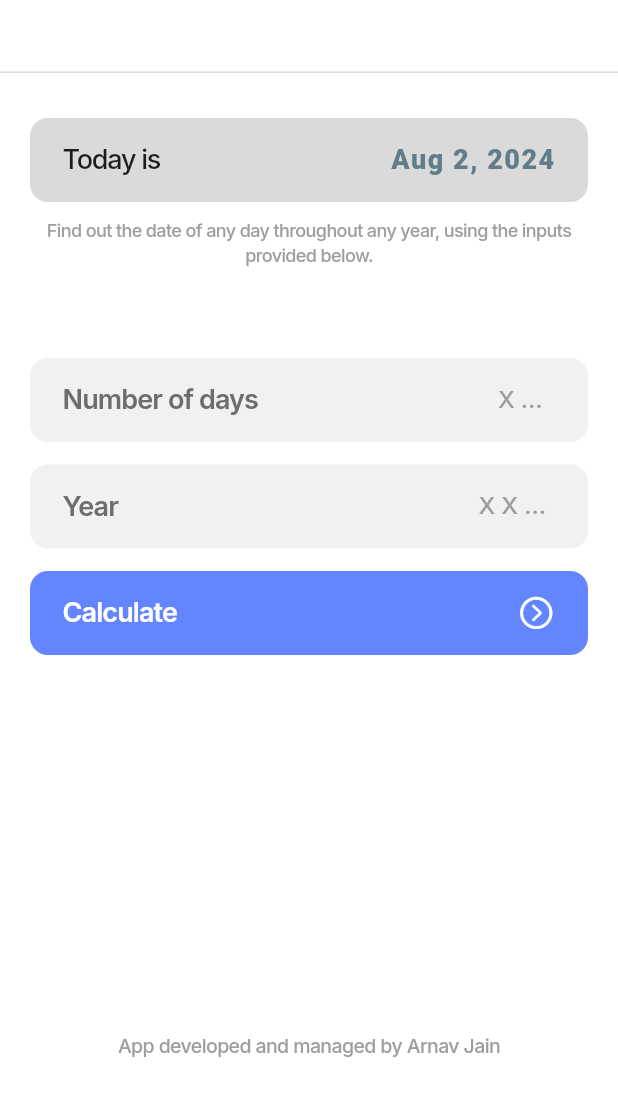
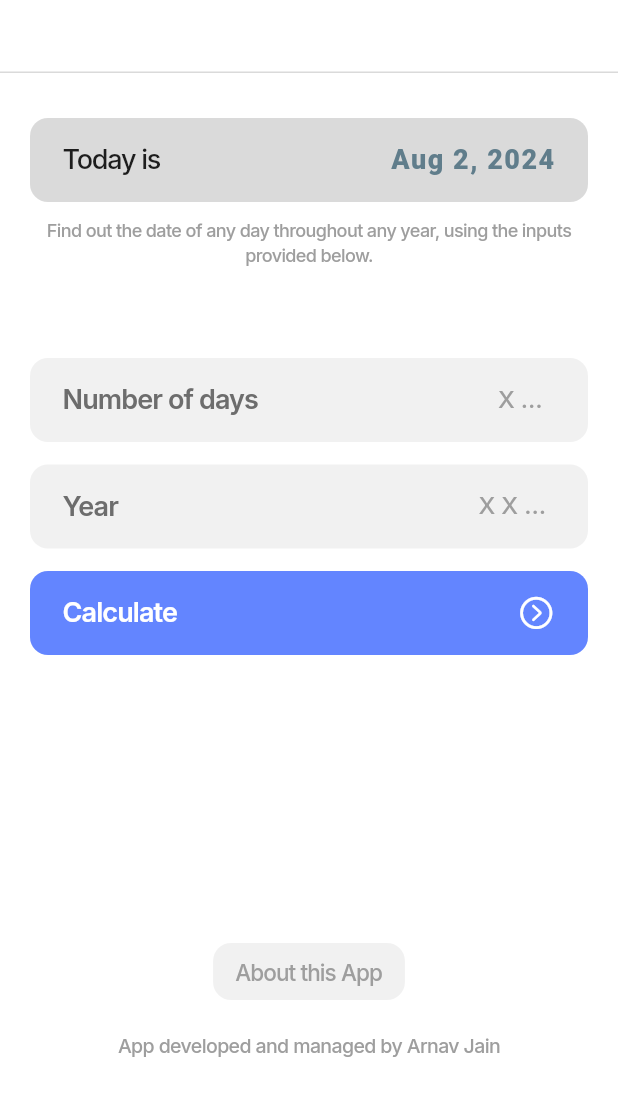
Before and after one commit to arnavxjain/gdsc_date_calculator, a Flutter app: the screen it shows after launch, on a phone screen of 412 x 824 dp, the part 116-1232 px from its top. Run offline on Flutter 3.47's test engine with Material 3 defaults, Android fonts, the phone set to English and light mode, and no system bars; our stand-ins replace figma_squircle, flutter_feather_icons, google_fonts; missing offline and left inert: week_of_year; Roboto replaces fonts that are missing (Abel).

Commit message:
added about section

```diff
--- a/lib/screens/home.dart
+++ b/lib/screens/home.dart
@@ -32,7 +32,7 @@ class _HomeState extends State<Home> {
       content: Text(
           'No input values detected. Please enter a valid number',
           style: TextStyle(
-              fontWeight: FontWeight.w500,
+              fontWeight: FontWeight.w600,
               letterSpacing: -0.5,
               fontSize: 14
           )
@@ -42,9 +42,9 @@ class _HomeState extends State<Home> {
 
     const snackBar2 = SnackBar(
       content: Text(
-          'Make sure the number of days is under 365 & Year has 4 digits',
+          'Make sure the number of days is less than 366 & Year has 4 digits',
           style: TextStyle(
-              fontWeight: FontWeight.w500,
+              fontWeight: FontWeight.w600,
               letterSpacing: -0.5,
               fontSize: 14
           )
@@ -73,6 +73,7 @@ class _HomeState extends State<Home> {
     }
 
     return Scaffold(
+      resizeToAvoidBottomInset: false,
       backgroundColor: const Color(0xFFFFFFFF),
       body: Column(
         children: [
@@ -443,8 +444,89 @@ class _HomeState extends State<Home> {
             ),
           ),
           const Expanded(child: SizedBox.shrink()),
+          CupertinoButton(
+              child: Container(
+                margin: EdgeInsets.only(bottom: 5),
+                padding: EdgeInsets.symmetric(vertical: 10, horizontal: 15),
+                decoration: ShapeDecoration(
+                  shape: SmoothRectangleBorder(
+                    borderRadius: SmoothBorderRadius(
+                      cornerRadius: 12,
+                      cornerSmoothing: 0.9,
+                    ),
+                  ),
+                  color: Color(0xFFF1F1F1)
+                ),
+                child: Text("About this App",
+                  style: GoogleFonts.inter(
+                      color: Colors.grey,
+                      fontWeight: FontWeight.w500,
+                      letterSpacing: -0.6,
+                      fontSize: 15
+                  ),
+                ),
+              ),
+              onPressed: () {
+                showModalBottomSheet(
+                    context: context,
+                    builder: (BuildContext context) {
+                      return Container(
+                        padding: EdgeInsets.symmetric(vertical: 14, horizontal: 16),
+                        height: 240,
+                        width: MediaQuery.of(context).size.width,
+                        decoration: ShapeDecoration(
+                          color: const Color(0xFFE6E6E6),
+                          shape: SmoothRectangleBorder(
+                            borderRadius: SmoothBorderRadius(
+                              cornerRadius: 12,
+                              cornerSmoothing: 0.9,
+                            ),
+                          ),
+                        ),
+                        child: Column(
+                          crossAxisAlignment: CrossAxisAlignment.start,
+                          children: [
+                            Row(
+                              crossAxisAlignment: CrossAxisAlignment.center,
+                              mainAxisAlignment: MainAxisAlignment.spaceBetween,
+                              children: [
+                                Text("About this App",
+                                  style: GoogleFonts.inter(
+                                      color: const Color(0xFF6D6D6D),
+                                      fontWeight: FontWeight.w600,
+                                      letterSpacing: -0.6,
+                                      fontSize: 19
+                                  ),
+                                ),
+                                CupertinoButton(
+                                    padding: EdgeInsets.zero,
+                                    onPressed: () {
+                                      Navigator.pop(context);
+                                    },
+                                    child: Icon(CupertinoIcons.multiply_circle_fill, color: Colors.grey, size: 30)
+                                ),
+                              ],
+                            ),
+                            SizedBox(height: 10),
+                            Text("This app was created as a task for the Google Developer Student Club, by student Arnav Jain. It uses Flutter to run the app, and makes use of multiple libraries for enhancement.", textAlign: TextAlign.left,
+                                style: GoogleFonts.inter(
+                                    color: const Color(0xFF00855F),
+                                    fontWeight: FontWeight.w500,
+                                    letterSpacing: -0.6,
+                                    fontSize: 15
+                                )
+                              // ),
+                            ),
+                          ],
+                        )
+                      );
+                    }
+                );
+
+              },
+          ),
           Padding(
-            padding: const EdgeInsets.symmetric(horizontal: 25, vertical: 40),
+            padding: const EdgeInsets.only(left: 25, right: 25, bottom: 40),
             child: Text("App developed and managed by Arnav Jain",
               style: GoogleFonts.inter(
                   color: Colors.grey,
```
